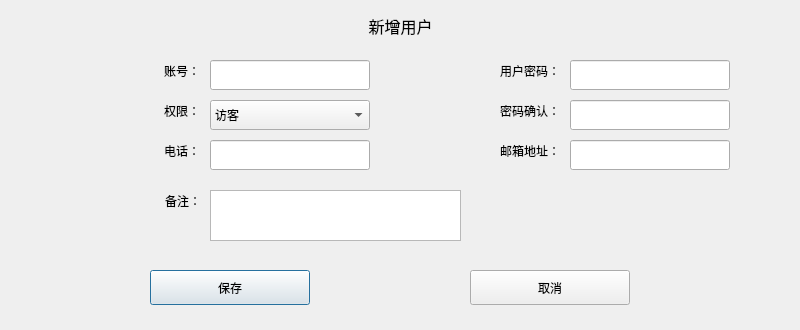
ChinaClever/CleverManagerV3, file CleverManager/setups/users/newusrdlg.ui: the form before one commit.
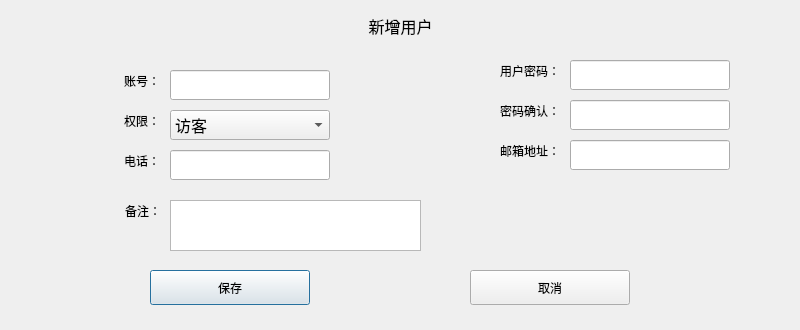
The form after the commit.

The edit to the form file:
```diff
--- a/CleverManager/setups/users/newusrdlg.ui
+++ b/CleverManager/setups/users/newusrdlg.ui
@@ -31,8 +31,8 @@
   <widget class="QLabel" name="label">
    <property name="geometry">
     <rect>
-     <x>50</x>
-     <y>60</y>
+     <x>10</x>
+     <y>70</y>
      <width>150</width>
      <height>21</height>
     </rect>
@@ -47,12 +47,21 @@
   <widget class="QLineEdit" name="NamelineEdit">
    <property name="geometry">
     <rect>
-     <x>210</x>
-     <y>60</y>
+     <x>170</x>
+     <y>70</y>
      <width>160</width>
      <height>30</height>
     </rect>
    </property>
+   <property name="font">
+    <font>
+     <family>微软雅黑</family>
+     <pointsize>12</pointsize>
+     <weight>50</weight>
+     <italic>false</italic>
+     <bold>false</bold>
+    </font>
+   </property>
   </widget>
   <widget class="QLabel" name="label_2">
    <property name="geometry">
@@ -115,8 +124,8 @@
   <widget class="QLabel" name="label_4">
    <property name="geometry">
     <rect>
-     <x>50</x>
-     <y>100</y>
+     <x>10</x>
+     <y>110</y>
      <width>150</width>
      <height>21</height>
     </rect>
@@ -131,12 +140,21 @@
   <widget class="QComboBox" name="authcomboBox">
    <property name="geometry">
     <rect>
-     <x>210</x>
-     <y>100</y>
+     <x>170</x>
+     <y>110</y>
      <width>160</width>
      <height>30</height>
     </rect>
    </property>
+   <property name="font">
+    <font>
+     <family>微软雅黑</family>
+     <pointsize>12</pointsize>
+     <weight>50</weight>
+     <italic>false</italic>
+     <bold>false</bold>
+    </font>
+   </property>
    <item>
     <property name="text">
      <string>访客</string>
@@ -151,18 +169,27 @@
   <widget class="QLineEdit" name="TelephonelineEdit">
    <property name="geometry">
     <rect>
-     <x>210</x>
-     <y>140</y>
+     <x>170</x>
+     <y>150</y>
      <width>160</width>
      <height>30</height>
     </rect>
    </property>
+   <property name="font">
+    <font>
+     <family>微软雅黑</family>
+     <pointsize>12</pointsize>
+     <weight>50</weight>
+     <italic>false</italic>
+     <bold>false</bold>
+    </font>
+   </property>
   </widget>
   <widget class="QLabel" name="label_5">
    <property name="geometry">
     <rect>
-     <x>50</x>
-     <y>140</y>
+     <x>10</x>
+     <y>150</y>
      <width>150</width>
      <height>21</height>
     </rect>
@@ -203,18 +230,27 @@
   <widget class="QTextEdit" name="RemarkstextEdit">
    <property name="geometry">
     <rect>
-     <x>210</x>
-     <y>190</y>
+     <x>170</x>
+     <y>200</y>
      <width>251</width>
      <height>51</height>
     </rect>
    </property>
+   <property name="font">
+    <font>
+     <family>微软雅黑</family>
+     <pointsize>12</pointsize>
+     <weight>50</weight>
+     <italic>false</italic>
+     <bold>false</bold>
+    </font>
+   </property>
   </widget>
   <widget class="QLabel" name="label_7">
    <property name="geometry">
     <rect>
-     <x>140</x>
-     <y>190</y>
+     <x>100</x>
+     <y>200</y>
      <width>61</width>
      <height>21</height>
     </rect>
```
Left out of the diff: 27 changed lines with no effect on the pictures.
